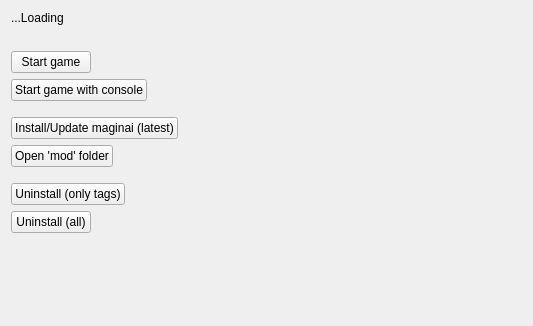
First picture: the form in src/gmaginai_l/forms/widgets/maginai_widget.ui, repository Spoonail-Iroiro/gmaginai-l, before the edit.
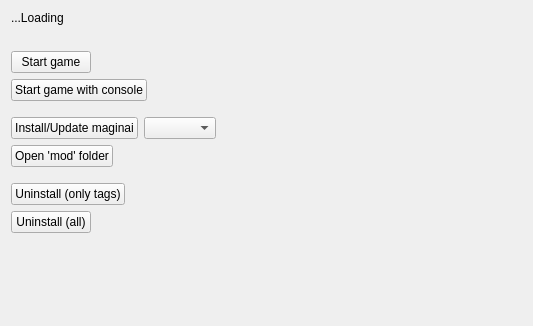
Second picture: the form after the edit.

Commit message: Add maginai install version choice

```diff
--- a/src/gmaginai_l/forms/widgets/maginai_widget.ui
+++ b/src/gmaginai_l/forms/widgets/maginai_widget.ui
@@ -131,10 +131,13 @@
      <item>
       <widget class="QPushButton" name="btn_install">
        <property name="text">
-        <string>Install/Update maginai (latest)</string>
+        <string>Install/Update maginai</string>
        </property>
       </widget>
      </item>
+     <item>
+      <widget class="QComboBox" name="cmb_tag"/>
+     </item>
      <item>
       <spacer name="horizontalSpacer_4">
        <property name="orientation">
```
The commit also changes 4 other files.
